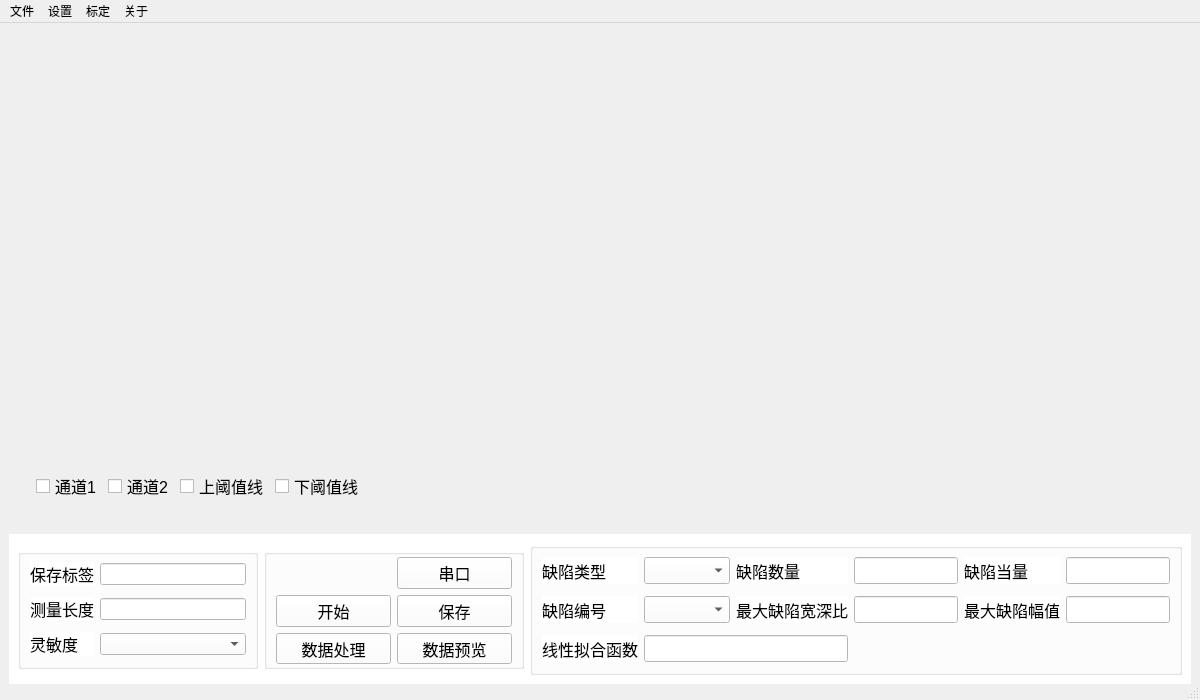
Before: the Qt Designer form mainwindow.ui in RoboticsKingWay/EMDetect, drawn with Qt 5.
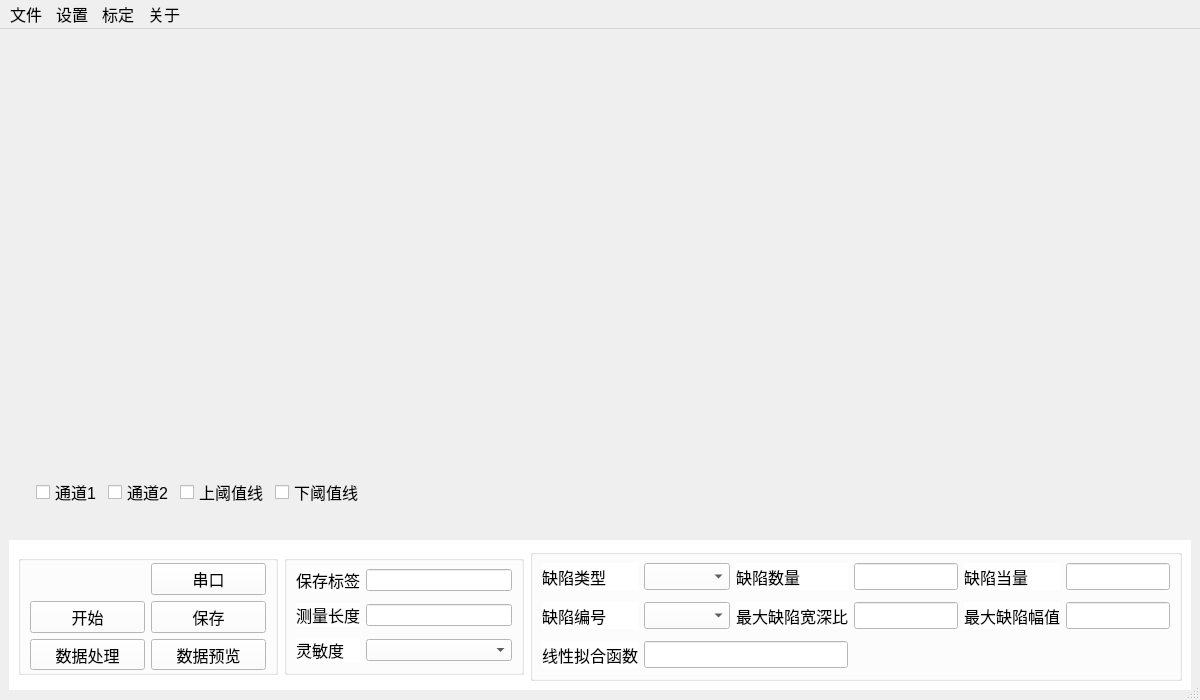
After: the same form once the commit is applied. Icons and pictures are not drawn.

```diff
--- a/mainwindow.ui
+++ b/mainwindow.ui
@@ -164,85 +164,6 @@
 }</string>
       </property>
       <layout class="QHBoxLayout" name="horizontalLayout_3">
-       <item>
-        <widget class="QGroupBox" name="groupBox">
-         <property name="minimumSize">
-          <size>
-           <width>240</width>
-           <height>120</height>
-          </size>
-         </property>
-         <property name="maximumSize">
-          <size>
-           <width>280</width>
-           <height>120</height>
-          </size>
-         </property>
-         <property name="title">
-          <string/>
-         </property>
-         <layout class="QGridLayout" name="gridLayout">
-          <property name="topMargin">
-           <number>2</number>
-          </property>
-          <property name="rightMargin">
-           <number>9</number>
-          </property>
-          <property name="bottomMargin">
-           <number>2</number>
-          </property>
-          <item row="1" column="1">
-           <widget class="QLabel" name="label_2">
-            <property name="font">
-             <font>
-              <pointsize>12</pointsize>
-             </font>
-            </property>
-            <property name="text">
-             <string>测量长度</string>
-            </property>
-           </widget>
-          </item>
-          <item row="0" column="2">
-           <widget class="QLineEdit" name="lineEdit">
-            <property name="text">
-             <string/>
-            </property>
-           </widget>
-          </item>
-          <item row="0" column="1">
-           <widget class="QLabel" name="label">
-            <property name="font">
-             <font>
-              <pointsize>12</pointsize>
-             </font>
-            </property>
-            <property name="text">
-             <string>保存标签</string>
-            </property>
-           </widget>
-          </item>
-          <item row="1" column="2">
-           <widget class="QLineEdit" name="lineEdit_2"/>
-          </item>
-          <item row="2" column="2">
-           <widget class="QComboBox" name="comboBox"/>
-          </item>
-          <item row="2" column="1">
-           <widget class="QLabel" name="label_3">
-            <property name="font">
-             <font>
-              <pointsize>12</pointsize>
-             </font>
-            </property>
-            <property name="text">
-             <string>灵敏度</string>
-            </property>
-           </widget>
-          </item>
-         </layout>
-        </widget>
-       </item>
        <item>
         <widget class="QGroupBox" name="groupBox_2">
          <property name="minimumSize">
@@ -365,6 +286,85 @@
          </layout>
         </widget>
        </item>
+       <item>
+        <widget class="QGroupBox" name="groupBox">
+         <property name="minimumSize">
+          <size>
+           <width>240</width>
+           <height>120</height>
+          </size>
+         </property>
+         <property name="maximumSize">
+          <size>
+           <width>280</width>
+           <height>120</height>
+          </size>
+         </property>
+         <property name="title">
+          <string/>
+         </property>
+         <layout class="QGridLayout" name="gridLayout">
+          <property name="topMargin">
+           <number>2</number>
+          </property>
+          <property name="rightMargin">
+           <number>9</number>
+          </property>
+          <property name="bottomMargin">
+           <number>2</number>
+          </property>
+          <item row="1" column="1">
+           <widget class="QLabel" name="label_2">
+            <property name="font">
+             <font>
+              <pointsize>12</pointsize>
+             </font>
+            </property>
+            <property name="text">
+             <string>测量长度</string>
+            </property>
+           </widget>
+          </item>
+          <item row="0" column="2">
+           <widget class="QLineEdit" name="lineEdit">
+            <property name="text">
+             <string/>
+            </property>
+           </widget>
+          </item>
+          <item row="0" column="1">
+           <widget class="QLabel" name="label">
+            <property name="font">
+             <font>
+              <pointsize>12</pointsize>
+             </font>
+            </property>
+            <property name="text">
+             <string>保存标签</string>
+            </property>
+           </widget>
+          </item>
+          <item row="1" column="2">
+           <widget class="QLineEdit" name="lineEdit_2"/>
+          </item>
+          <item row="2" column="2">
+           <widget class="QComboBox" name="comboBox"/>
+          </item>
+          <item row="2" column="1">
+           <widget class="QLabel" name="label_3">
+            <property name="font">
+             <font>
+              <pointsize>12</pointsize>
+             </font>
+            </property>
+            <property name="text">
+             <string>灵敏度</string>
+            </property>
+           </widget>
+          </item>
+         </layout>
+        </widget>
+       </item>
        <item>
         <spacer name="horizontalSpacer_2">
          <property name="orientation">
@@ -560,10 +560,20 @@
      <x>0</x>
      <y>0</y>
      <width>1200</width>
-     <height>21</height>
+     <height>26</height>
     </rect>
    </property>
+   <property name="font">
+    <font>
+     <pointsize>12</pointsize>
+    </font>
+   </property>
    <widget class="QMenu" name="menu_file">
+    <property name="font">
+     <font>
+      <pointsize>12</pointsize>
+     </font>
+    </property>
     <property name="title">
      <string>文件</string>
     </property>
@@ -571,6 +581,11 @@
     <addaction name="action_fileperview"/>
    </widget>
    <widget class="QMenu" name="menu_setup">
+    <property name="font">
+     <font>
+      <pointsize>12</pointsize>
+     </font>
+    </property>
     <property name="title">
      <string>设置</string>
     </property>
@@ -578,6 +593,11 @@
     <addaction name="action_thresholdSetup"/>
    </widget>
    <widget class="QMenu" name="menu_standar">
+    <property name="font">
+     <font>
+      <pointsize>12</pointsize>
+     </font>
+    </property>
     <property name="title">
      <string>标定</string>
     </property>
@@ -585,6 +605,11 @@
     <addaction name="action_inside"/>
    </widget>
    <widget class="QMenu" name="menu_software">
+    <property name="font">
+     <font>
+      <pointsize>12</pointsize>
+     </font>
+    </property>
     <property name="title">
      <string>关于</string>
     </property>
```
Left out of the diff: 2 changed lines with no effect on the pictures.
